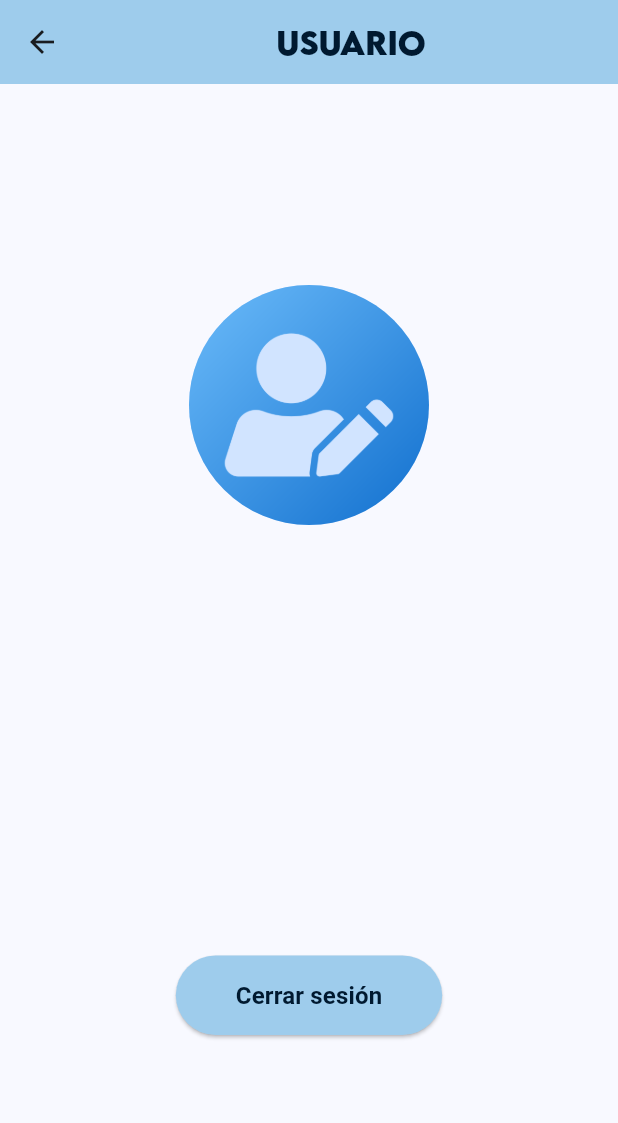
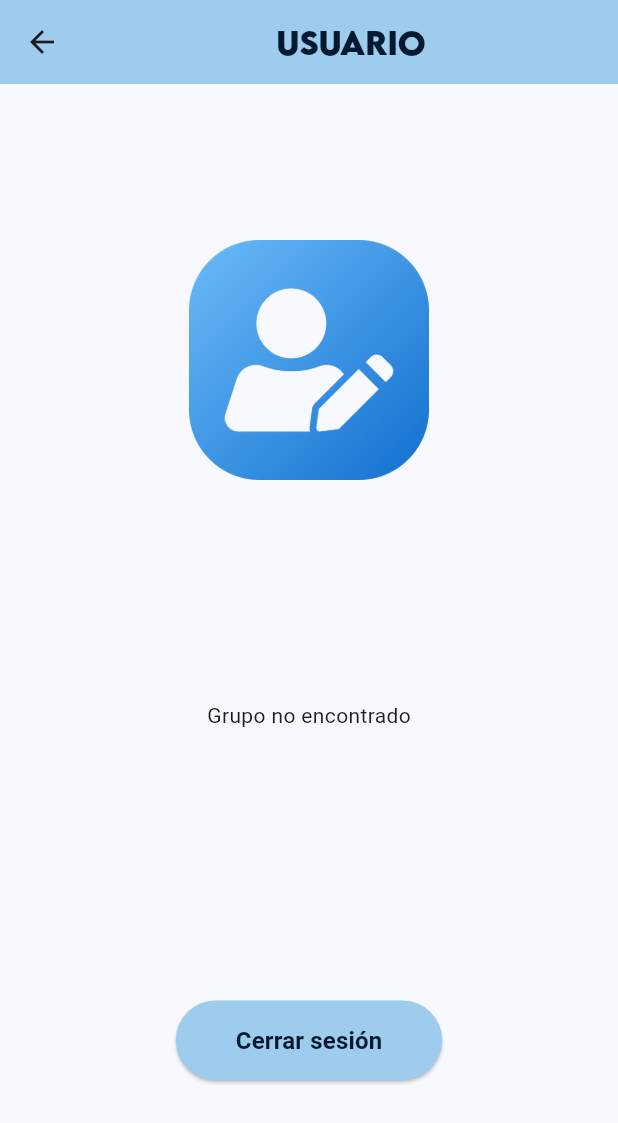
Before and after one commit to jherrerakt/qhse, a Flutter app: the screen it shows once a user with an empty profile is signed in, after a tap on the "settings" icon, on a phone screen of 412 x 824 dp. Shown: the top 1123 px of the screen. Run offline on Flutter 3.47's test engine with Material 3 defaults, Android fonts, the phone set to English and light mode, and no system bars; our stand-ins replace cached_network_image, file_picker, firebase_auth, firebase_core, firebase_database, firebase_storage and 9 more; accounts and stored records are empty; network calls fail.

Commit message:
UserDetails y main

```diff
--- a/lib/main.dart
+++ b/lib/main.dart
@@ -39,6 +39,7 @@ class MyApp extends StatelessWidget {
           colorSchemeSeed: const Color.fromARGB(255, 0, 25, 48)
           //colorScheme: const ColorScheme.dark()
           ),
+
       routes: {
         'authChecker': (_) => AuthChecker(),
         'login': (_) => LoginScreen(),
@@ -50,7 +51,9 @@ class MyApp extends StatelessWidget {
         '/logout': (context) {
           User? user = FirebaseAuth.instance.currentUser;
           if (user != null) {
-            return UserDetailsScreen(user: user);
+            return UserDetailsScreen(
+              user: user,
+            );
           } else {
             return LoginScreen();
           }
--- a/lib/screens/UserDetails.dart
+++ b/lib/screens/UserDetails.dart
@@ -1,4 +1,5 @@
 import 'package:firebase_auth/firebase_auth.dart';
+import 'package:firebase_database/firebase_database.dart';
 import 'package:flutter/material.dart';
 import 'package:qhse/screens/LoginScreen.dart'; // Asegúrate de importar la pantalla de login
 
@@ -6,6 +7,23 @@ class UserDetailsScreen extends StatelessWidget {
   final User user;
 
   UserDetailsScreen({required this.user});
+
+  final DatabaseReference gruposRef =
+      FirebaseDatabase.instance.ref().child('grupos');
+
+  Future<String?> getGroupNameByEmail(String email) async {
+    DataSnapshot snapshot =
+        (await gruposRef.orderByChild('email').equalTo(email).once()).snapshot;
+
+    if (snapshot.exists) {
+      Map<dynamic, dynamic> grupos = snapshot.value as Map<dynamic, dynamic>;
+      for (var entry in grupos.entries) {
+        Map<dynamic, dynamic> grupoData = entry.value as Map<dynamic, dynamic>;
+        return grupoData['nombre'] as String?;
+      }
+    }
+    return null; // Retorna null si no se encontró el grupo
+  }
 
   @override
   Widget build(BuildContext context) {
@@ -30,12 +48,12 @@ class UserDetailsScreen extends StatelessWidget {
           child: Column(
             mainAxisAlignment: MainAxisAlignment.center,
             children: [
-              CircleAvatar(
-                radius: 80,
-                backgroundImage: user.photoURL != null
-                    ? NetworkImage(user.photoURL!)
-                    : const AssetImage('assets/user.png')
-                        as ImageProvider, // Imagen por defecto si no hay foto
+              Image.asset(
+                'assets/user.png', // Ruta a tu imagen de usuario predeterminada
+                fit: BoxFit
+                    .cover, // Asegura que la imagen cubra todo el área del círculo
+                width: 160, // Doble del radio
+                height: 160,
               ),
               const SizedBox(height: 40),
               Text(
@@ -52,6 +70,27 @@ class UserDetailsScreen extends StatelessWidget {
                   fontSize: 16,
                   color: Colors.grey,
                 ),
+              ),
+              const SizedBox(height: 40),
+              FutureBuilder<String?>(
+                future: getGroupNameByEmail(user.email!),
+                builder: (context, snapshot) {
+                  if (snapshot.connectionState == ConnectionState.waiting) {
+                    return const CircularProgressIndicator();
+                  } else if (snapshot.hasError) {
+                    return const Text('Error al cargar el grupo');
+                  } else if (!snapshot.hasData || snapshot.data == null) {
+                    return const Text('Grupo no encontrado');
+                  } else {
+                    return Text(
+                      'Grupo: ${snapshot.data}',
+                      style: const TextStyle(
+                        fontSize: 18,
+                        color: Colors.blueAccent,
+                      ),
+                    );
+                  }
+                },
               ),
               const SizedBox(height: 180),
               ElevatedButton(
```
